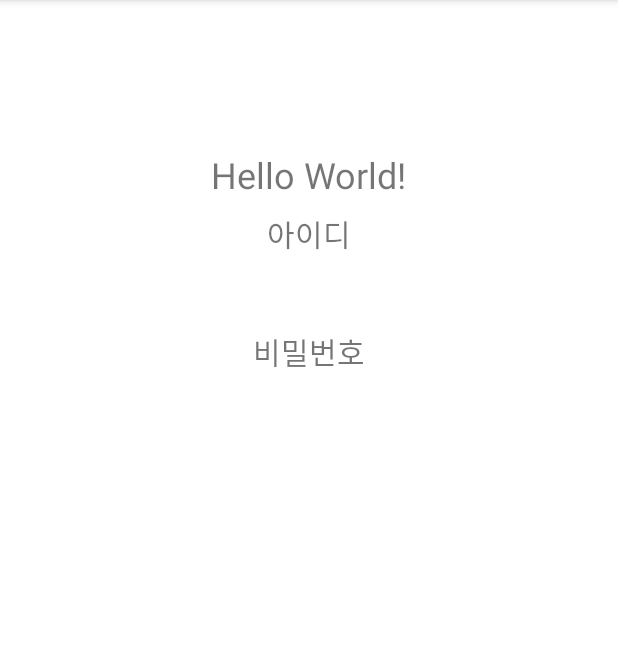
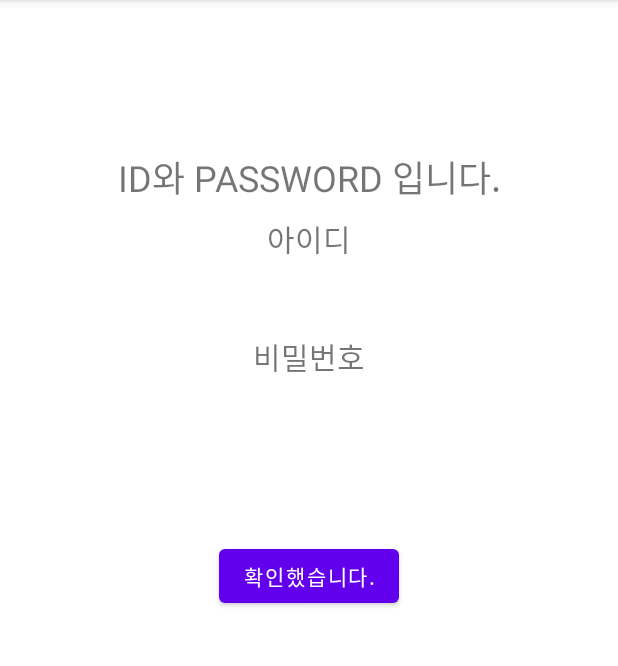
Before and after one commit to snowball9820/perfume-recommendation-project02, an Android app: the IdPassViewActivity screen opened directly, with no data from a screen before it, on a phone screen of 412 x 824 dp, the part 84-750 px from its top. Run offline under Robolectric (Android 15) with nearby library versions, the phone set to English and light mode, and no system bars; network calls fail.

Commit message:
Commit04_0509

```diff
--- a/app/src/main/java/com/app/perfumerecommendation_project02/IdPassViewActivity.java
+++ b/app/src/main/java/com/app/perfumerecommendation_project02/IdPassViewActivity.java
@@ -2,6 +2,8 @@ package com.app.perfumerecommendation_project02;
 
 import android.content.Intent;
 import android.os.Bundle;
+import android.view.View;
+import android.widget.Button;
 import android.widget.TextView;
 
 import androidx.appcompat.app.AppCompatActivity;
@@ -9,6 +11,7 @@ import androidx.appcompat.app.AppCompatActivity;
 public class IdPassViewActivity extends AppCompatActivity {
 
     private TextView tv_id, tv_pass;
+    private Button btn_check;
 
 
     @Override
@@ -18,6 +21,16 @@ public class IdPassViewActivity extends AppCompatActivity {
 
         tv_id=findViewById(R.id.tv_id);
         tv_pass=findViewById(R.id.tv_pass);
+        btn_check = findViewById(R.id.btn_check);
+
+        //확인했습니다 버튼을 누를 시 시행됨
+        btn_check.setOnClickListener(new View.OnClickListener() {
+            @Override
+            public void onClick(View view) {
+                Intent intent = new Intent(IdPassViewActivity.this, MainActivity.class);
+                startActivity(intent);
+            }
+        });
 
         Intent intent=getIntent();
         String userID=intent.getStringExtra("userID");
--- a/app/src/main/res/layout/activity_idpassview.xml
+++ b/app/src/main/res/layout/activity_idpassview.xml
@@ -11,7 +11,7 @@
         android:layout_width="wrap_content"
         android:layout_height="wrap_content"
         android:layout_marginTop="100dp"
-        android:text="Hello World!"
+        android:text="ID와 PASSWORD 입니다."
         android:textSize="24sp"
         app:layout_constraintEnd_toEndOf="parent"
         app:layout_constraintStart_toStartOf="parent"
@@ -70,4 +70,14 @@
         app:layout_constraintStart_toStartOf="parent"
         app:layout_constraintTop_toBottomOf="@+id/textView5" />
 
+    <Button
+        android:id="@+id/btn_check"
+        android:layout_width="wrap_content"
+        android:layout_height="wrap_content"
+        android:text="확인했습니다."
+        app:layout_constraintBottom_toBottomOf="parent"
+        app:layout_constraintEnd_toEndOf="parent"
+        app:layout_constraintStart_toStartOf="parent"
+        app:layout_constraintTop_toTopOf="parent" />
+
 </androidx.constraintlayout.widget.ConstraintLayout>
```
Also changed, not shown: app/src/main/res/layout/activity_main.xml (+13 -0 lines).
